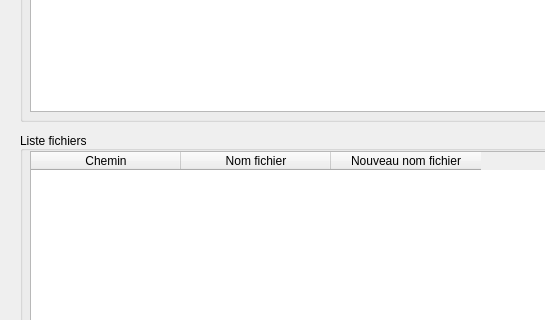
First picture: the form in mainwindow.ui, repository rjayez/Scribitus, before the edit; both pictures show x 0 to 545 and y 125 to 445 of the 1251 by 613 pixel window.
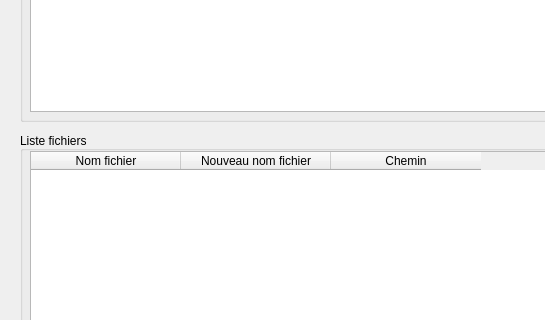
Second picture: the form after the edit. Icons and pictures are not drawn.

```diff
--- a/mainwindow.ui
+++ b/mainwindow.ui
@@ -355,11 +355,6 @@
               <attribute name="horizontalHeaderDefaultSectionSize">
                   <number>150</number>
               </attribute>
-              <column>
-                  <property name="text">
-                      <string>Chemin</string>
-                  </property>
-              </column>
               <column>
                   <property name="text">
                       <string>Nom fichier</string>
@@ -370,6 +365,11 @@
                       <string>Nouveau nom fichier</string>
                   </property>
               </column>
+              <column>
+                  <property name="text">
+                      <string>Chemin</string>
+                  </property>
+              </column>
           </widget>
           <widget class="QPushButton" name="btnDeleteFile">
               <property name="enabled">
```
